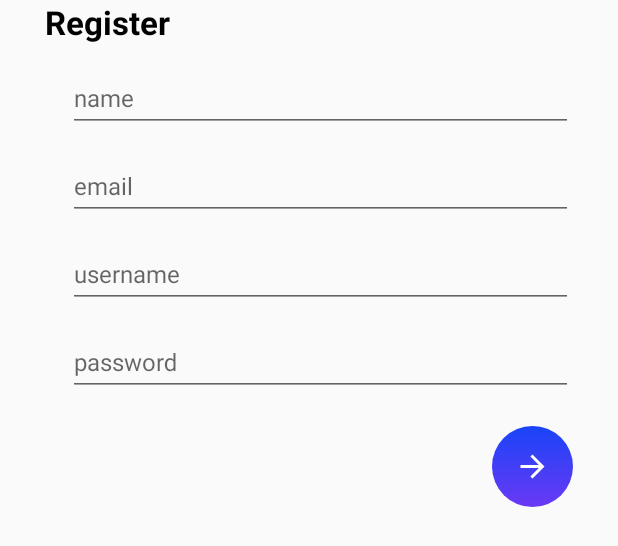
After one commit to tejasvisoi/playoff, an Android app: the layout layout_register.xml on its own in the app's theme, with its tools: preview values and no code run, on a phone screen of 412 x 824 dp. The commit adds this screen. Shown: the top 546 px of the screen. Run offline under Robolectric (Android 15) with nearby library versions, the phone set to English and light mode, and no system bars.

Commit message:
till Registration - ui

```diff
--- a/app/build.gradle
+++ b/app/build.gradle
@@ -35,6 +35,7 @@ dependencies {
     implementation 'com.firebaseui:firebase-ui-auth:6.4.0'
     androidTestImplementation 'androidx.test.ext:junit:1.1.2'
     androidTestImplementation 'androidx.test.espresso:espresso-core:3.3.0'
+    implementation 'com.google.android.material:material:1.0.0'
     implementation "androidx.core:core-ktx:+"
     implementation "org.jetbrains.kotlin:kotlin-stdlib-jdk7:$kotlin_version"
 
--- a/app/src/main/java/com/example/playoff/HomeActivity.java
+++ b/app/src/main/java/com/example/playoff/HomeActivity.java
@@ -31,7 +31,7 @@ public class HomeActivity extends AppCompatActivity {
         im1=findViewById(R.id.image1);
         t1=findViewById(R.id.email);
         // button for logout and initialing our button.
-        Button next = findViewById(R.id.next);
+        ImageView next = findViewById(R.id.next);
         FirebaseUser user = FirebaseAuth.getInstance().getCurrentUser();
         if (user != null) {
             // Name, email address, and profile photo Url
--- /dev/null
+++ b/app/src/main/res/drawable-v24/ic_login_button.xml
@@ -0,0 +1,23 @@
+<vector xmlns:android="http://schemas.android.com/apk/res/android"
+xmlns:aapt="http://schemas.android.com/aapt"
+        android:width="54dp"
+        android:height="54dp"
+        android:viewportWidth="54.0"
+        android:viewportHeight="54.0">
+    <path
+        android:pathData="M27,27m-27,0a27,27 0,1 1,54 0a27,27 0,1 1,-54 0">
+        <aapt:attr name="android:fillColor">
+<gradient
+
+        android:startY="-1.3149214535816038E-15"
+        android:startX="27.0"
+        android:endY="54.0"
+        android:endX="27.0"
+        android:type="linear">
+<item android:offset="0.0" android:color="#FF1944F8" />
+<item android:offset="1.0" android:color="#FF6A39F4" />
+            </gradient></aapt:attr></path>
+    <path
+        android:pathData="M19,28L31.2,28l-5.6,5.6L27,35 35,27l-8,-8 -1.4,1.4L31.2,26L19,26Z"
+        android:fillColor="#fff"/>
+</vector>
--- /dev/null
+++ b/app/src/main/res/layout/layout_register.xml
@@ -0,0 +1,83 @@
+<LinearLayout android:layout_width="match_parent"
+    android:layout_height="wrap_content"
+    android:orientation="vertical"
+    android:paddingLeft="30dp"
+    android:paddingRight="30dp"
+    android:focusableInTouchMode="true"
+    xmlns:android="http://schemas.android.com/apk/res/android">
+
+    <ImageView
+        android:id="@+id/image1"
+        android:layout_width="wrap_content"
+        android:layout_height="wrap_content"
+        android:layout_marginLeft="60dp"
+        android:layout_marginRight="60dp"
+        android:adjustViewBounds="true"
+        android:cropToPadding="true" />
+
+    <TextView
+        android:layout_alignParentTop="true"
+        android:layout_alignParentLeft="true"
+        style="@style/viewParent"
+        android:text="Register"
+        android:textSize="@dimen/headerTextSize"
+        android:textColor="@color/blackTextColor"
+        android:textStyle="bold" />
+
+    <com.google.android.material.textfield.TextInputLayout
+        android:id="@+id/textInputName"
+        style="@style/parent.TextLayout"
+        android:layout_marginTop="@dimen/signup_text_margin_top">
+        <EditText
+            android:id="@+id/idheadTV"
+            style="@style/modifiedEditText"
+            android:inputType="text"
+            android:maxLines="1"
+            android:hint="name"/>
+    </com.google.android.material.textfield.TextInputLayout>
+
+    <com.google.android.material.textfield.TextInputLayout
+        android:id="@+id/textInputMobile"
+        style="@style/parent.TextLayout"
+        android:layout_marginTop="@dimen/signup_text_margin_top">
+        <EditText
+            android:id="@+id/email"
+            style="@style/modifiedEditText"
+            android:inputType="textEmailAddress"
+            android:maxLines="1"
+            android:hint="email"/>
+    </com.google.android.material.textfield.TextInputLayout>
+
+    <com.google.android.material.textfield.TextInputLayout
+        android:id="@+id/textInputEmail"
+        style="@style/parent.TextLayout"
+        android:layout_marginTop="@dimen/signup_text_margin_top">
+        <EditText
+            android:id="@+id/editTextEmail"
+            style="@style/modifiedEditText"
+            android:inputType="textEmailAddress"
+            android:maxLines="1"
+            android:hint="username"/>
+    </com.google.android.material.textfield.TextInputLayout>
+
+    <com.google.android.material.textfield.TextInputLayout
+        android:id="@+id/textInputPassword"
+        style="@style/parent.TextLayout"
+        android:layout_marginTop="@dimen/signup_text_margin_top">
+        <EditText
+            android:id="@+id/editTextPassword"
+            style="@style/modifiedEditText"
+            android:hint="password"
+            android:maxLines="1"
+            android:inputType="textPassword"/>
+    </com.google.android.material.textfield.TextInputLayout>
+
+    <ImageView
+        android:layout_width="wrap_content"
+        android:layout_height="wrap_content"
+        android:src="@drawable/ic_login_button"
+        android:id="@+id/next"
+        android:layout_gravity="right"
+        android:layout_marginTop="20dp"/>
+
+</LinearLayout>
--- a/app/src/main/res/values/colors.xml
+++ b/app/src/main/res/values/colors.xml
@@ -3,4 +3,7 @@
     <color name="colorPrimary">#000000</color>
     <color name="colorPrimaryDark">#32064A</color>
     <color name="colorAccent">#ffffff</color>
+    <color name="blackTextColor">#000</color>
+
+    <color name="colorLoginPrimaryDark">#FDFFFF</color>
 </resources>
--- /dev/null
+++ b/app/src/main/res/values/dimens.xml
@@ -0,0 +1,6 @@
+<?xml version="1.0" encoding="utf-8"?>
+<resources>
+    <dimen name="headerTextSize">22sp</dimen>
+    <dimen name="newsMoreTextSize">16sp</dimen>
+    <dimen name="signup_text_margin_top">5dp</dimen>
+</resources>
--- a/app/src/main/res/values/styles.xml
+++ b/app/src/main/res/values/styles.xml
@@ -1,10 +1,45 @@
 <resources>
+
+    <style name="MySuperAppTheme"></style>
     <!-- Base application theme. -->
-    <style name="AppTheme" parent="Theme.AppCompat.NoActionBar">
+    <style name="AppTheme" parent="Theme.AppCompat.Light.DarkActionBar">
         <!-- Customize your theme here. -->
         <item name="colorPrimary">@color/colorPrimary</item>
         <item name="colorPrimaryDark">@color/colorPrimaryDark</item>
         <item name="colorAccent">@color/colorAccent</item>
     </style>
-    <style name="MySuperAppTheme"></style>
+
+    <!-- Base application theme. -->
+    <style name="LoginTheme" parent="Theme.AppCompat.Light.DarkActionBar">
+        <!-- Customize your theme here. -->
+        <item name="colorPrimary">@color/colorPrimary</item>
+        <item name="colorPrimaryDark">@color/colorLoginPrimaryDark</item>
+        <item name="colorAccent">@color/colorAccent</item>
+        <item name="windowActionBar">false</item>
+        <item name="windowNoTitle">true</item>
+    </style>
+
+    <style name="AppTheme.NoActionBar">
+        <item name="windowActionBar">false</item>
+        <item name="windowNoTitle">true</item>
+    </style>
+
+
+    <style name="parent">
+        <item name="android:layout_width">match_parent</item>
+        <item name="android:layout_height">wrap_content</item>
+    </style>
+
+    <style name="viewParent">
+        <item name="android:layout_width">wrap_content</item>
+        <item name="android:layout_height">wrap_content</item>
+    </style>
+
+    <style name="parent.TextLayout">
+        <item name="android:layout_marginLeft">15dp</item>
+    </style>
+
+    <style name="modifiedEditText" parent="parent">
+        <item name="android:textSize">@dimen/newsMoreTextSize</item>
+    </style>
 </resources>
--- a/build.gradle
+++ b/build.gradle
@@ -6,7 +6,7 @@ buildscript {
         jcenter()
     }
     dependencies {
-        classpath "com.android.tools.build:gradle:4.0.1"
+        classpath 'com.android.tools.build:gradle:4.1.2'
         classpath "org.jetbrains.kotlin:kotlin-gradle-plugin:$kotlin_version"
         classpath 'com.google.gms:google-services:4.3.5'
 
```
Also changed, not shown: app/src/main/res/layout/activity_home.xml (+10 -118 lines), app/src/main/res/drawable-v24/login_hero_image.png (added), gradle/wrapper/gradle-wrapper.properties.
